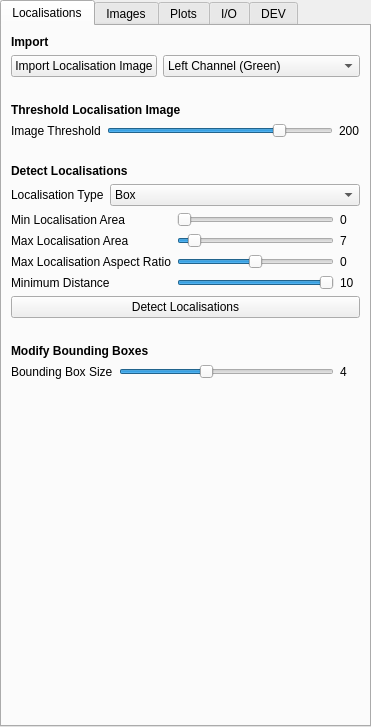
This is src/napari_gapseq/gapseq_ui.ui in piedrro/napari-GapSeq as Qt 5 draws it before an edit. The edited form follows.
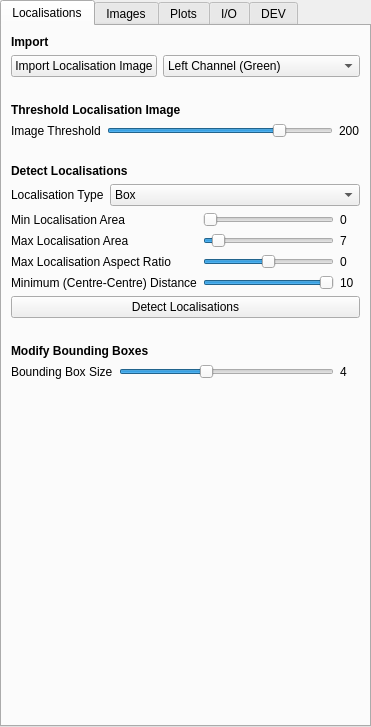
This is the edited form.

Commit message: Added minimum distance filtering

```diff
--- a/src/napari_gapseq/gapseq_ui.ui
+++ b/src/napari_gapseq/gapseq_ui.ui
@@ -332,7 +332,7 @@
       <item row="4" column="0">
        <widget class="QLabel" name="label_29">
         <property name="text">
-         <string>Minimum Distance</string>
+         <string>Minimum (Centre-Centre) Distance</string>
         </property>
        </widget>
       </item>
```
The commit also changes 1 other file.
